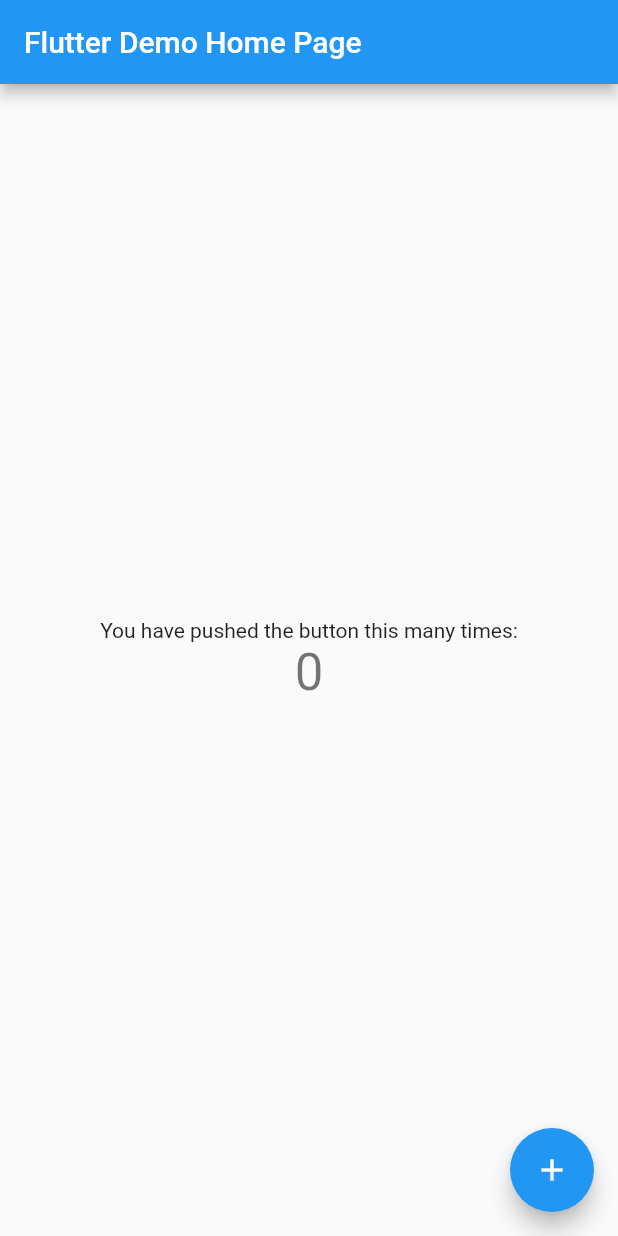
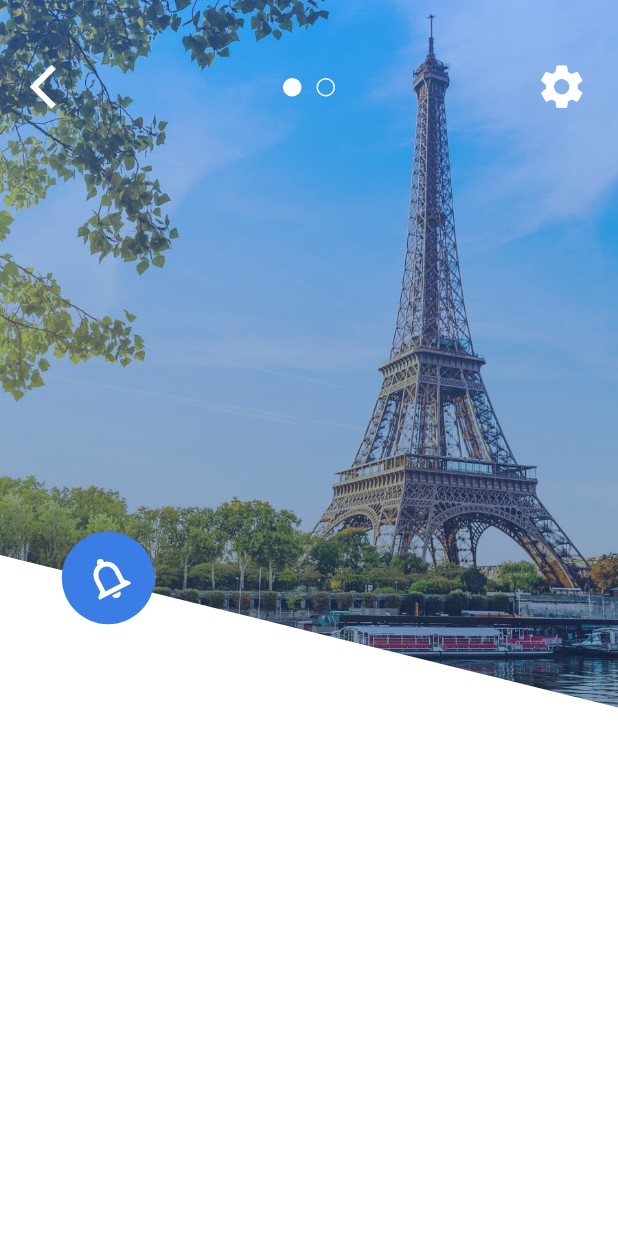
Before and after one commit to JKPK/weekly_flutter_challenge_4_weather_app, a Flutter app: the screen it shows after launch, on a phone screen of 412 x 824 dp. Run offline on Flutter 3.47's test engine with Material 2 defaults, Android fonts, the phone set to English and light mode, and no system bars.

Commit message:
Main page basic layout.

```diff
--- a/lib/main.dart
+++ b/lib/main.dart
@@ -1,111 +1,22 @@
 import 'package:flutter/material.dart';
+import 'package:flutter/services.dart';
 
-void main() => runApp(MyApp());
+import 'pages/main_page.dart';
+
+void main() {
+  SystemChrome.setPreferredOrientations([DeviceOrientation.portraitUp])
+      .then((_) {
+    runApp(MyApp());
+  });
+}
 
 class MyApp extends StatelessWidget {
-  // This widget is the root of your application.
   @override
   Widget build(BuildContext context) {
     return MaterialApp(
-      title: 'Flutter Demo',
-      theme: ThemeData(
-        // This is the theme of your application.
-        //
-        // Try running your application with "flutter run". You'll see the
-        // application has a blue toolbar. Then, without quitting the app, try
-        // changing the primarySwatch below to Colors.green and then invoke
-        // "hot reload" (press "r" in the console where you ran "flutter run",
-        // or simply save your changes to "hot reload" in a Flutter IDE).
-        // Notice that the counter didn't reset back to zero; the application
-        // is not restarted.
-        primarySwatch: Colors.blue,
-      ),
-      home: MyHomePage(title: 'Flutter Demo Home Page'),
+      title: "Weekly Flutter Challenge 4",
+      debugShowCheckedModeBanner: false,
+      home: MainPage(),
     );
   }
 }
-
-class MyHomePage extends StatefulWidget {
-  MyHomePage({Key key, this.title}) : super(key: key);
-
-  // This widget is the home page of your application. It is stateful, meaning
-  // that it has a State object (defined below) that contains fields that affect
-  // how it looks.
-
-  // This class is the configuration for the state. It holds the values (in this
-  // case the title) provided by the parent (in this case the App widget) and
-  // used by the build method of the State. Fields in a Widget subclass are
-  // always marked "final".
-
-  final String title;
-
-  @override
-  _MyHomePageState createState() => _MyHomePageState();
-}
-
-class _MyHomePageState extends State<MyHomePage> {
-  int _counter = 0;
-
-  void _incrementCounter() {
-    setState(() {
-      // This call to setState tells the Flutter framework that something has
-      // changed in this State, which causes it to rerun the build method below
-      // so that the display can reflect the updated values. If we changed
-      // _counter without calling setState(), then the build method would not be
-      // called again, and so nothing would appear to happen.
-      _counter++;
-    });
-  }
-
-  @override
-  Widget build(BuildContext context) {
-    // This method is rerun every time setState is called, for instance as done
-    // by the _incrementCounter method above.
-    //
-    // The Flutter framework has been optimized to make rerunning build methods
-    // fast, so that you can just rebuild anything that needs updating rather
-    // than having to individually change instances of widgets.
-    return Scaffold(
-      appBar: AppBar(
-        // Here we take the value from the MyHomePage object that was created by
-        // the App.build method, and use it to set our appbar title.
-        title: Text(widget.title),
-      ),
-      body: Center(
-        // Center is a layout widget. It takes a single child and positions it
-        // in the middle of the parent.
-        child: Column(
-          // Column is also a layout widget. It takes a list of children and
-          // arranges them vertically. By default, it sizes itself to fit its
-          // children horizontally, and tries to be as tall as its parent.
-          //
-          // Invoke "debug painting" (press "p" in the console, choose the
-          // "Toggle Debug Paint" action from the Flutter Inspector in Android
-          // Studio, or the "Toggle Debug Paint" command in Visual Studio Code)
-          // to see the wireframe for each widget.
-          //
-          // Column has various properties to control how it sizes itself and
-          // how it positions its children. Here we use mainAxisAlignment to
-          // center the children vertically; the main axis here is the vertical
-          // axis because Columns are vertical (the cross axis would be
-          // horizontal).
-          mainAxisAlignment: MainAxisAlignment.center,
-          children: <Widget>[
-            Text(
-              'You have pushed the button this many times:',
-            ),
-            Text(
-              '$_counter',
-              style: Theme.of(context).textTheme.display1,
-            ),
-          ],
-        ),
-      ),
-      floatingActionButton: FloatingActionButton(
-        onPressed: _incrementCounter,
-        tooltip: 'Increment',
-        child: Icon(Icons.add),
-      ), // This trailing comma makes auto-formatting nicer for build methods.
-    );
-  }
-}
--- /dev/null
+++ b/lib/pages/main_page.dart
@@ -0,0 +1,22 @@
+import 'package:flutter/material.dart';
+import 'package:weekly_flutter_challenge_4_weather_app/widgets/top_bar.dart';
+
+import '../widgets/background.dart';
+import '../widgets/notification_button.dart';
+
+class MainPage extends StatelessWidget {
+  const MainPage({Key key}) : super(key: key);
+
+  @override
+  Widget build(BuildContext context) {
+    return Scaffold(
+      body: Stack(
+        children: <Widget>[
+          Background(),
+          TopBar(),
+          NotificationButton(),
+        ],
+      ),
+    );
+  }
+}
--- /dev/null
+++ b/lib/styleguide.dart
@@ -0,0 +1,3 @@
+import 'package:flutter/material.dart';
+
+const parisColor = Color(0xFF397DE5);
--- /dev/null
+++ b/lib/widgets/background.dart
@@ -0,0 +1,60 @@
+import 'package:flutter/material.dart';
+import 'package:weekly_flutter_challenge_4_weather_app/styleguide.dart';
+
+class Background extends StatelessWidget {
+  @override
+  Widget build(BuildContext context) {
+    return Stack(
+      children: <Widget>[
+        Container(
+          height: MediaQuery.of(context).size.height * .6,
+          child: Image(
+            fit: BoxFit.cover,
+            image: AssetImage('assets/images/paris.jpg'),
+          ),
+        ),
+        Container(
+          decoration: BoxDecoration(
+            gradient: LinearGradient(
+              colors: [
+                parisColor.withOpacity(0.5),
+                Colors.black.withOpacity(0.5),
+              ],
+              begin: Alignment.topCenter,
+              end: Alignment.bottomCenter,
+            ),
+          ),
+        ),
+        Positioned(
+          bottom: 0,
+          child: ClipPath(
+            clipper: BackgroundClipper(),
+            child: Container(
+              height: MediaQuery.of(context).size.height * .57,
+              width: MediaQuery.of(context).size.width,
+              decoration: BoxDecoration(
+                color: Colors.white,
+              ),
+            ),
+          ),
+        ),
+      ],
+    );
+  }
+}
+
+class BackgroundClipper extends CustomClipper<Path> {
+  @override
+  Path getClip(Size size) {
+    final path = Path();
+    path.moveTo(0, size.height / 30);
+    path.lineTo(size.width, size.height / 4);
+    path.lineTo(size.width, size.height);
+    path.lineTo(0, size.height);
+    path.close();
+    return path;
+  }
+
+  @override
+  bool shouldReclip(CustomClipper<Path> oldClipper) => false;
+}
--- /dev/null
+++ b/lib/widgets/notification_button.dart
@@ -0,0 +1,33 @@
+import 'dart:math' as math;
+
+import 'package:flutter/material.dart';
+
+import '../styleguide.dart';
+
+class NotificationButton extends StatelessWidget {
+  const NotificationButton({Key key}) : super(key: key);
+
+  @override
+  Widget build(BuildContext context) {
+    return Positioned(
+      left: MediaQuery.of(context).size.width * .1,
+      top: MediaQuery.of(context).size.height * .43,
+      child: Container(
+        width: MediaQuery.of(context).size.width * .15,
+        height: MediaQuery.of(context).size.width * .15,
+        decoration: BoxDecoration(
+          color: parisColor,
+          shape: BoxShape.circle,
+        ),
+        child: Transform.rotate(
+          angle: -math.pi * .15,
+          child: Icon(
+            Icons.notifications_none,
+            color: Colors.white,
+            size: 35,
+          ),
+        ),
+      ),
+    );
+  }
+}
--- /dev/null
+++ b/lib/widgets/top_bar.dart
@@ -0,0 +1,59 @@
+import 'package:flutter/material.dart';
+
+class TopBar extends StatelessWidget {
+  @override
+  Widget build(BuildContext context) {
+    return Stack(
+      children: <Widget>[
+        Positioned(
+          top: 40,
+          left: 20,
+          child: Icon(
+            Icons.arrow_back_ios,
+            color: Colors.white,
+            size: 35,
+          ),
+        ),
+        Positioned(
+          top: 52,
+          left: 0,
+          width: MediaQuery.of(context).size.width,
+          child: Row(
+            mainAxisAlignment: MainAxisAlignment.center,
+            children: <Widget>[
+              Container(
+                margin: EdgeInsets.symmetric(horizontal: 5),
+                width: MediaQuery.of(context).size.width * .03,
+                height: MediaQuery.of(context).size.width * .03,
+                decoration: BoxDecoration(
+                  shape: BoxShape.circle,
+                  color: Colors.white,
+                  border: Border.all(color: Colors.white, width: 1),
+                ),
+              ),
+              Container(
+                margin: EdgeInsets.symmetric(horizontal: 5),
+                width: MediaQuery.of(context).size.width * .03,
+                height: MediaQuery.of(context).size.width * .03,
+                decoration: BoxDecoration(
+                  shape: BoxShape.circle,
+                  color: Colors.transparent,
+                  border: Border.all(color: Colors.white, width: 1),
+                ),
+              ),
+            ],
+          ),
+        ),
+        Positioned(
+          top: 40,
+          right: 20,
+          child: Icon(
+            Icons.settings,
+            color: Colors.white,
+            size: 35,
+          ),
+        ),
+      ],
+    );
+  }
+}
```
Also changed, not shown: pubspec.yaml (+10 -43 lines).
